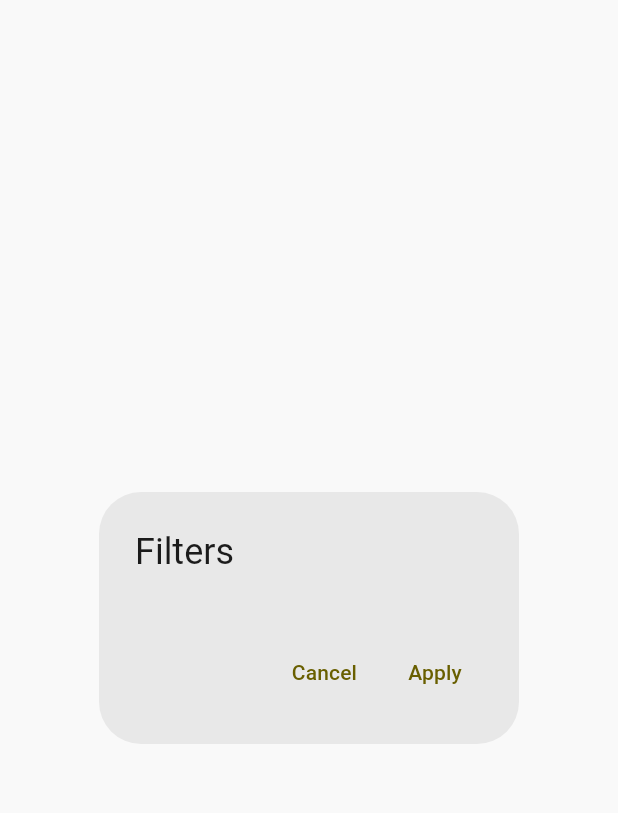
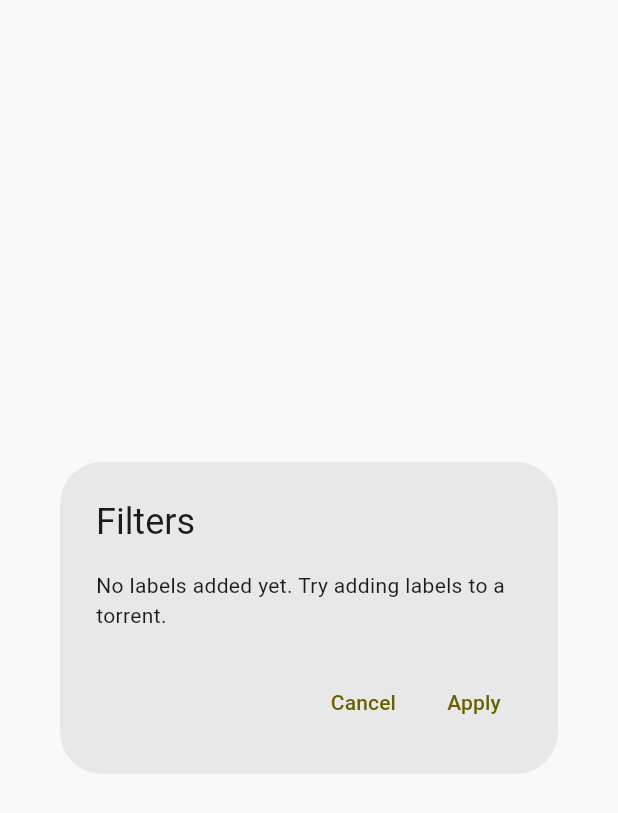
Before and after one commit to G-Ray/pikatorrent, a Flutter app: the FiltersDialog widget shown alone on an empty page, opened directly, on a phone screen of 412 x 824 dp. Shown: the top 813 px of the screen. Run offline on Flutter 3.47's test engine with Material 3 defaults, Android fonts, the phone set to English and light mode, and no system bars; our stand-ins replace app_links, file_picker, flutter_local_notifications, flutter_slidable, flutter_svg, go_router and 2 more; missing offline and left inert: content_resolver, duration, flutter_libtransmission, fuzzywuzzy, pretty_bytes, yaru; accounts and stored records are empty; statements that could not run were skipped.

Commit message:
Add default text in filters dialog if no labels exist.

```diff
--- a/lib/screens/torrents/dialogs/filters.dart
+++ b/lib/screens/torrents/dialogs/filters.dart
@@ -38,7 +38,9 @@ class _FiltersDialogState extends State<FiltersDialog> {
     return Consumer<TorrentsModel>(builder: (context, torrentsModel, child) {
       return AlertDialog(
         title: const Text('Filters'),
-        content: Wrap(
+        content: torrentsModel.labels.isEmpty
+            ? const Text('No labels added yet. Try adding labels to a torrent.')
+            : Wrap(
                 spacing: 8.0, // gap between adjacent chips
                 runSpacing: 4.0,
                 children: [
```
Lines whose indentation alone changed are shown as unchanged.
